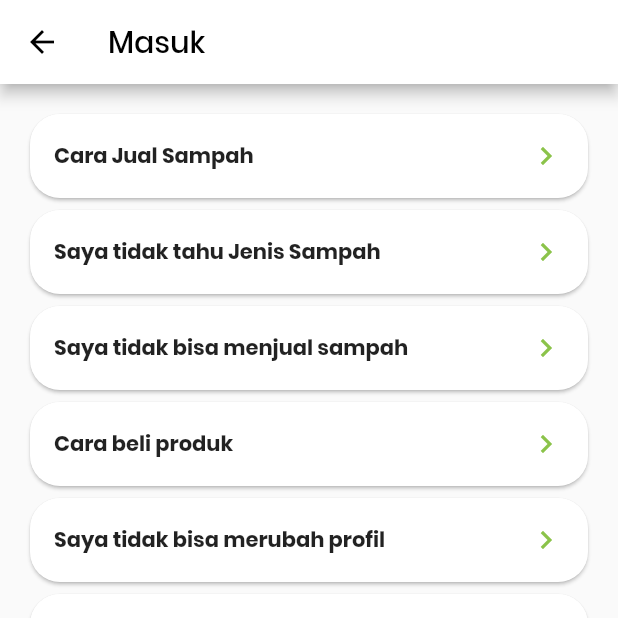
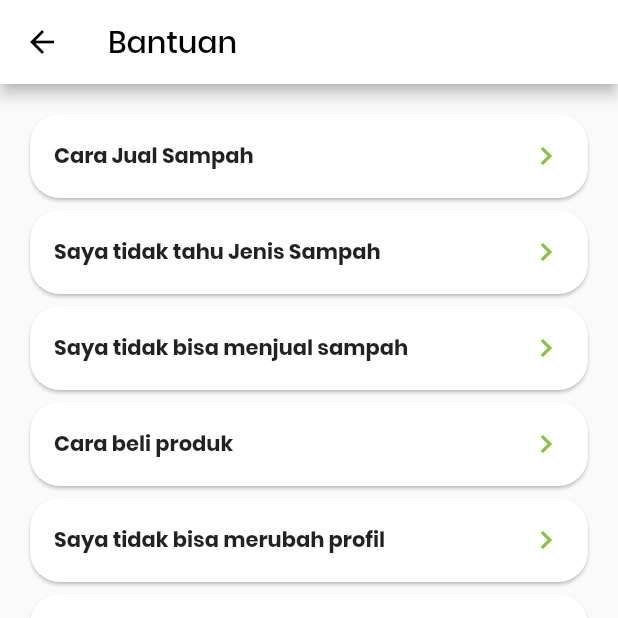
Before and after one commit to Gocir/lingkung, a Flutter app: the HelpFeatureList screen opened directly, on a phone screen of 412 x 824 dp, the top half of it. Run offline on Flutter 3.47's test engine with Material 2 defaults, Android fonts, the phone set to English and light mode, and no system bars; our stand-ins replace bottom_navy_bar, firebase_auth, flutter_spinkit, flutter_svg, introduction_screen, shared_preferences; accounts and stored records are empty.

Commit message:
Modified Tittle AppBar

```diff
--- a/lib/screens/helps/helpFeatureList.dart
+++ b/lib/screens/helps/helpFeatureList.dart
@@ -7,7 +7,7 @@ class HelpFeatureList extends StatelessWidget {
     return Scaffold(
       appBar: AppBar(
         title: Text(
-          'Masuk',
+          'Bantuan',
           style: TextStyle(
             fontFamily: 'Poppins',
             color: Colors.black
```
